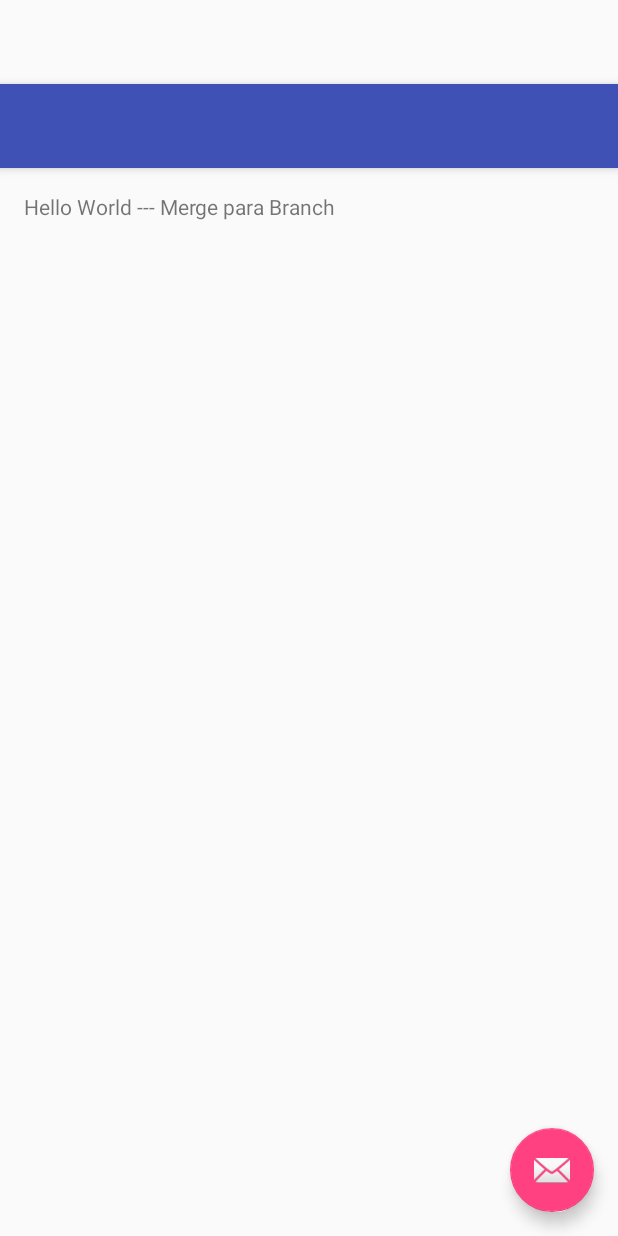
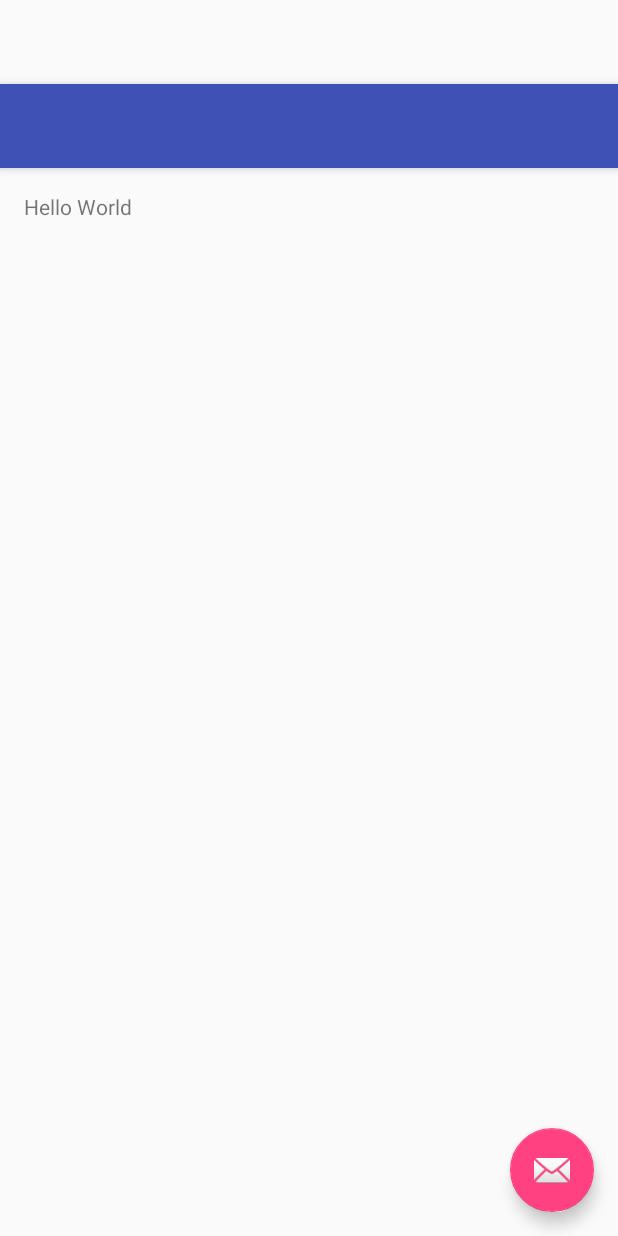
Before and after one commit to fercugliandro/PocGitHub, an Android app: the layout app_bar_base_main.xml on its own in the app's theme, with its tools: preview values and no code run, on a phone screen of 412 x 824 dp. Run offline under Robolectric (Android 15) with nearby library versions, the phone set to English and light mode, and no system bars.

Commit message:
Teste com Diff

```diff
--- a/app/src/main/res/layout/content_base_main.xml
+++ b/app/src/main/res/layout/content_base_main.xml
@@ -15,5 +15,5 @@
     <TextView
         android:layout_width="wrap_content"
         android:layout_height="wrap_content"
-        android:text="Hello World --- Merge para Branch" />
+        android:text="Hello World" />
 </RelativeLayout>
```
